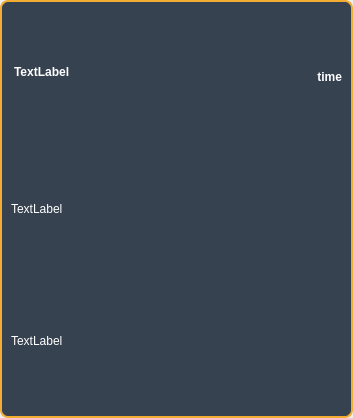
The window that dashboardtask.ui (rastuch/Terminarz) describes before a commit, drawn with Qt 5.
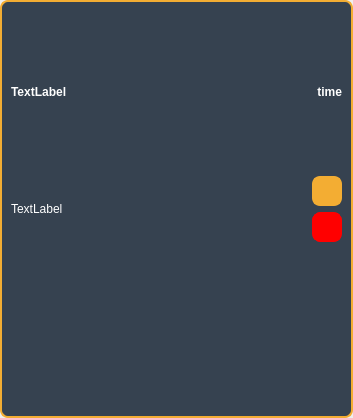
The same window after the commit. Icons and pictures are not drawn.

Diff of the .ui file:
```diff
--- a/dashboardtask.ui
+++ b/dashboardtask.ui
@@ -52,6 +52,18 @@
       </property>
       <item row="0" column="1">
        <widget class="QLabel" name="dateTimeLabel">
+        <property name="sizePolicy">
+         <sizepolicy hsizetype="Preferred" vsizetype="Preferred">
+          <horstretch>0</horstretch>
+          <verstretch>0</verstretch>
+         </sizepolicy>
+        </property>
+        <property name="maximumSize">
+         <size>
+          <width>120</width>
+          <height>16777215</height>
+         </size>
+        </property>
         <property name="font">
          <font>
           <bold>true</bold>
@@ -71,26 +83,13 @@
         </property>
        </widget>
       </item>
-      <item row="2" column="0">
+      <item row="3" column="0">
        <widget class="QLabel" name="typeLabel">
         <property name="styleSheet">
          <string notr="true">border: 0;</string>
         </property>
         <property name="text">
-         <string>TextLabel</string>
-        </property>
-        <property name="wordWrap">
-         <bool>true</bool>
-        </property>
-       </widget>
-      </item>
-      <item row="1" column="0">
-       <widget class="QLabel" name="descriptionLabel">
-        <property name="styleSheet">
-         <string notr="true">border: 0;</string>
-        </property>
-        <property name="text">
-         <string>TextLabel</string>
+         <string/>
         </property>
         <property name="wordWrap">
          <bool>true</bool>
@@ -105,7 +104,7 @@
          </font>
         </property>
         <property name="styleSheet">
-         <string notr="true">border: 0;margin-bottom:10</string>
+         <string notr="true">border: 0;</string>
         </property>
         <property name="text">
          <string>TextLabel</string>
@@ -115,6 +114,84 @@
         </property>
        </widget>
       </item>
+      <item row="2" column="0">
+       <widget class="QLabel" name="descriptionLabel">
+        <property name="styleSheet">
+         <string notr="true">border: 0;</string>
+        </property>
+        <property name="text">
+         <string>TextLabel</string>
+        </property>
+        <property name="wordWrap">
+         <bool>true</bool>
+        </property>
+       </widget>
+      </item>
+      <item row="2" column="1">
+       <layout class="QVBoxLayout" name="verticalLayout">
+        <item alignment="Qt::AlignRight">
+         <widget class="QPushButton" name="editButton">
+          <property name="sizePolicy">
+           <sizepolicy hsizetype="Preferred" vsizetype="Fixed">
+            <horstretch>0</horstretch>
+            <verstretch>0</verstretch>
+           </sizepolicy>
+          </property>
+          <property name="minimumSize">
+           <size>
+            <width>30</width>
+            <height>30</height>
+           </size>
+          </property>
+          <property name="maximumSize">
+           <size>
+            <width>30</width>
+            <height>30</height>
+           </size>
+          </property>
+          <property name="layoutDirection">
+           <enum>Qt::LeftToRight</enum>
+          </property>
+          <property name="styleSheet">
+           <string notr="true">QPushButton {image: url(:/pen.png);background-color:#F3AD33;}
+
+QPushButton:pressed {
+    background-color: rgba(243, 173, 51,0.8);
+}</string>
+          </property>
+          <property name="text">
+           <string/>
+          </property>
+         </widget>
+        </item>
+        <item alignment="Qt::AlignRight">
+         <widget class="QPushButton" name="deleteButton">
+          <property name="minimumSize">
+           <size>
+            <width>30</width>
+            <height>30</height>
+           </size>
+          </property>
+          <property name="maximumSize">
+           <size>
+            <width>30</width>
+            <height>30</height>
+           </size>
+          </property>
+          <property name="styleSheet">
+           <string notr="true">QPushButton {image: url(:/delete.png);background-color:#FF0000;border: 1 solid #FF0000;}
+QPushButton:pressed {
+background-color: rgba(255,0,0,0.8)
+}
+</string>
+          </property>
+          <property name="text">
+           <string/>
+          </property>
+         </widget>
+        </item>
+       </layout>
+      </item>
      </layout>
     </widget>
    </item>
```
Left out of the diff: 9 changed lines with no effect on the pictures.
